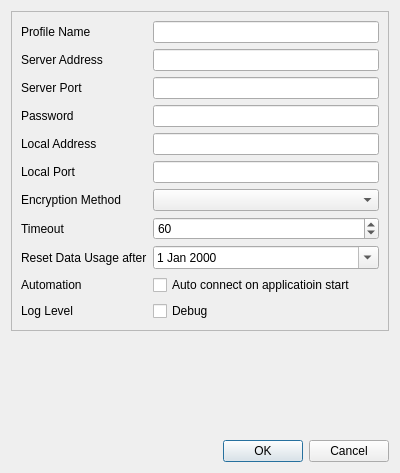
shadowsocks/shadowsocks-qt5, file src/editdialog.ui: the form before one commit.
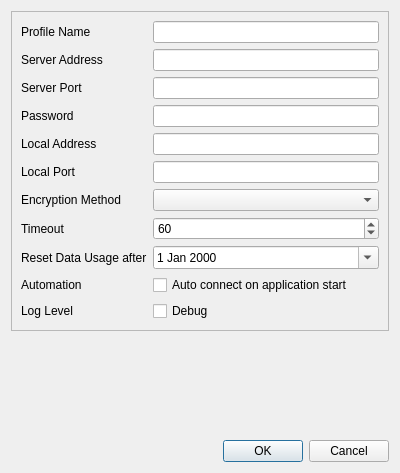
The form after the commit.

The edit to the form file:
```diff
--- a/src/editdialog.ui
+++ b/src/editdialog.ui
@@ -176,7 +176,7 @@
          </sizepolicy>
         </property>
         <property name="text">
-         <string>Auto connect on applicatioin start</string>
+         <string>Auto connect on application start</string>
         </property>
        </widget>
       </item>
```
